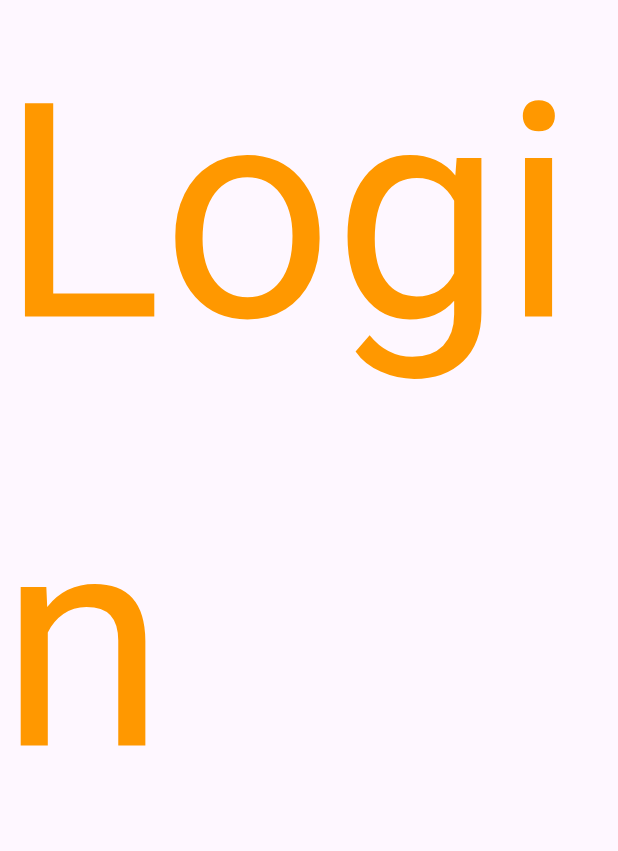
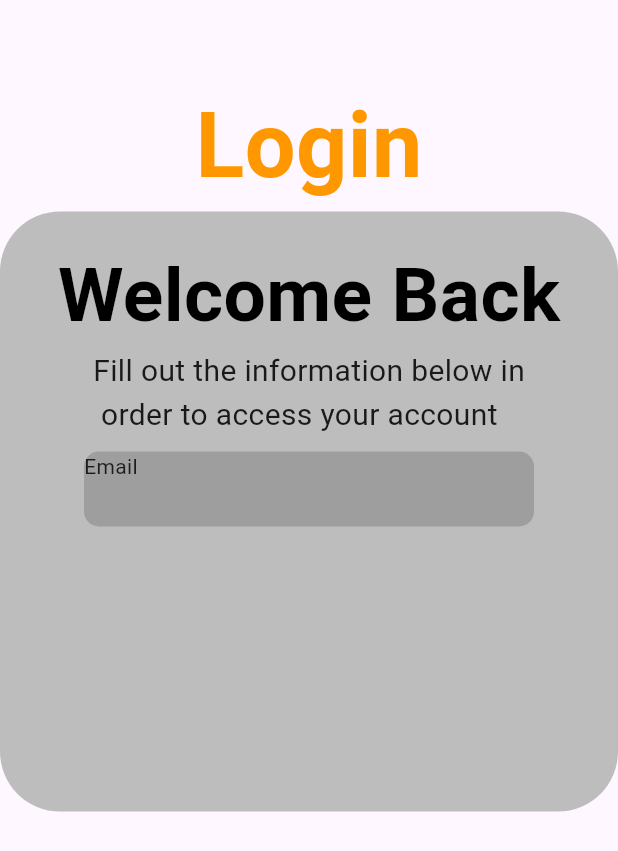
Before and after one commit to Ahmad163563/internship, a Flutter app: the Loginclass screen opened directly, on a phone screen of 412 x 824 dp. Shown: the top 851 px of the screen. Run offline on Flutter 3.47's test engine with Material 3 defaults, Android fonts, the phone set to English and light mode, and no system bars; our stand-ins replace cloud_firestore, curved_navigation_bar, firebase_auth, firebase_core, image_picker, shimmer and 2 more; accounts and stored records are empty.

Commit message:
working on login page

```diff
--- a/lib/ai_proposal_writing/settings/login/login.dart
+++ b/lib/ai_proposal_writing/settings/login/login.dart
@@ -13,11 +13,49 @@ class _LoginclassState extends State<Loginclass> {
     return Scaffold(
       body: Column(
         children: [
+          SizedBox(height: 55,),
           Center(
             child: Text('Login',style: TextStyle(
               color: Colors.orange,
-              fontSize: 200
+              fontSize: 60,
+              fontWeight: FontWeight.w600
             ),),
+          ),
+          Center(
+            child: Container(
+              height: 400,
+              width: 440,
+              decoration: BoxDecoration(
+                borderRadius: BorderRadius.circular(40),
+                color: Colors.grey[400]
+              ),
+              child: Column(
+                children: [
+                  SizedBox(height: 20,),
+                  Text('Welcome Back',style: TextStyle(color: Colors.black,fontSize: 50,fontWeight: FontWeight.bold),),
+                  Text('Fill out the information below in\n order to access your account',style: TextStyle(
+                    color: Colors.black87,fontSize: 20
+                  ),),
+                  SizedBox(height: 10,),
+                  Container(
+                    height: 50,
+                    width: 300,
+                    decoration: BoxDecoration(
+                      borderRadius: BorderRadius.circular(10),
+                      color:Colors.grey
+                    ),
+                    child: ConstrainedBox(
+                      constraints: BoxConstraints(
+                        minWidth: 100,
+                        minHeight: 50,
+                        maxWidth: 100,
+                        maxHeight: 50,
+                      ),child: Text('Email')),
+                  ),
+
+                ],
+              ),
+            ),
           )
         ],
       ),
--- a/lib/main.dart
+++ b/lib/main.dart
@@ -1,6 +1,7 @@
 import 'package:firebase_core/firebase_core.dart';
 import 'package:firebasedemo/InsertScreen.dart';
 import 'package:firebasedemo/MyCard.dart';
+import 'package:firebasedemo/ai_proposal_writing/settings/login/login.dart';
 import 'package:firebasedemo/ai_proposal_writing/splashscreen.dart';
 import 'package:firebasedemo/fetch_data.dart';
 import 'package:firebasedemo/firebase_auth/loading.dart';
@@ -35,7 +36,7 @@ class MyApp extends StatelessWidget {
     return MaterialApp(
       theme: ThemeData(brightness: Brightness.light),
       debugShowCheckedModeBanner: false,
-      home: Splashclass()//Bottomclass()//Videopicker()//Drawerclass()//Imageclass()//DragableClass()//Loading_auth()//Insertscreen()//Mycard()//Shimmerclass()//ListTileclass()Mycard()//FetchData()//SplashScreen()//Insertscreen(),
+      home: Loginclass()//Splashclass()//Bottomclass()//Videopicker()//Drawerclass()//Imageclass()//DragableClass()//Loading_auth()//Insertscreen()//Mycard()//Shimmerclass()//ListTileclass()Mycard()//FetchData()//SplashScreen()//Insertscreen(),
     );
   }
 }
```
